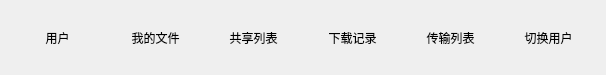
Before: the Qt Designer form mainmenuui.ui in LorraineWen/CandyDisk, drawn with Qt 5.
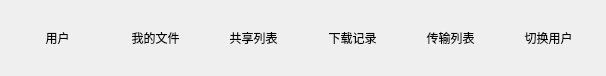
After: the same form once the commit is applied. Icons and pictures are not drawn.

Patch:
```diff
--- a/mainmenuui.ui
+++ b/mainmenuui.ui
@@ -7,7 +7,7 @@
     <x>0</x>
     <y>0</y>
     <width>606</width>
-    <height>75</height>
+    <height>76</height>
    </rect>
   </property>
   <property name="windowTitle">
```
